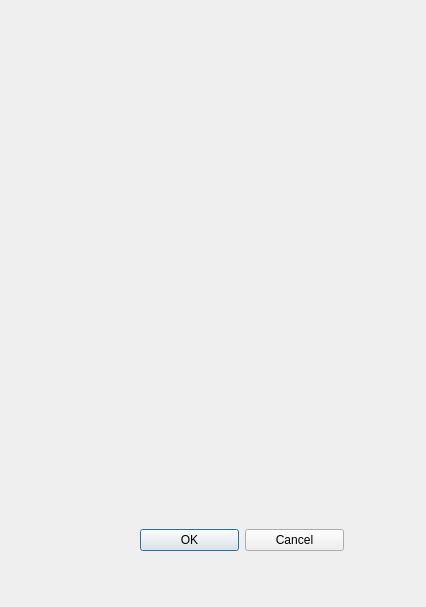
Qt form irs/src/gui/wfipsdispatcheditdialog.ui (firelab/wfips) before a commit.
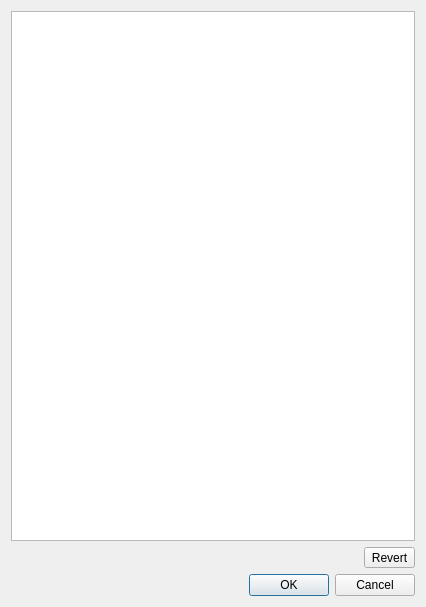
The same form after that commit.

What changed in the file:
```diff
--- a/irs/src/gui/wfipsdispatcheditdialog.ui
+++ b/irs/src/gui/wfipsdispatcheditdialog.ui
@@ -13,16 +13,52 @@
   <property name="windowTitle">
    <string>Dialog</string>
   </property>
-  <widget class="QWidget" name="horizontalLayoutWidget">
-   <property name="geometry">
-    <rect>
-     <x>140</x>
-     <y>500</y>
-     <width>204</width>
-     <height>80</height>
-    </rect>
-   </property>
+  <layout class="QVBoxLayout" name="verticalLayout">
+   <item>
+    <widget class="QListView" name="listView"/>
+   </item>
+   <item>
+    <layout class="QHBoxLayout" name="horizontalLayout_2">
+     <item>
+      <spacer name="horizontalSpacer">
+       <property name="orientation">
+        <enum>Qt::Horizontal</enum>
+       </property>
+       <property name="sizeHint" stdset="0">
+        <size>
+         <width>40</width>
+         <height>20</height>
+        </size>
+       </property>
+      </spacer>
+     </item>
+     <item>
+      <widget class="QToolButton" name="toolButton">
+       <property name="text">
+        <string>Revert</string>
+       </property>
+       <property name="toolButtonStyle">
+        <enum>Qt::ToolButtonTextBesideIcon</enum>
+       </property>
+      </widget>
+     </item>
+    </layout>
+   </item>
+   <item>
    <layout class="QHBoxLayout" name="horizontalLayout">
+     <item>
+      <spacer name="horizontalSpacer_2">
+       <property name="orientation">
+        <enum>Qt::Horizontal</enum>
+       </property>
+       <property name="sizeHint" stdset="0">
+        <size>
+         <width>40</width>
+         <height>20</height>
+        </size>
+       </property>
+      </spacer>
+     </item>
     <item>
      <widget class="QPushButton" name="okButton">
       <property name="text">
@@ -38,7 +74,8 @@
      </widget>
     </item>
    </layout>
-  </widget>
+   </item>
+  </layout>
  </widget>
  <resources/>
  <connections/>
```
Left out of the diff: 21 changed lines with no effect on the pictures. Lines whose indentation alone changed are shown as unchanged.
